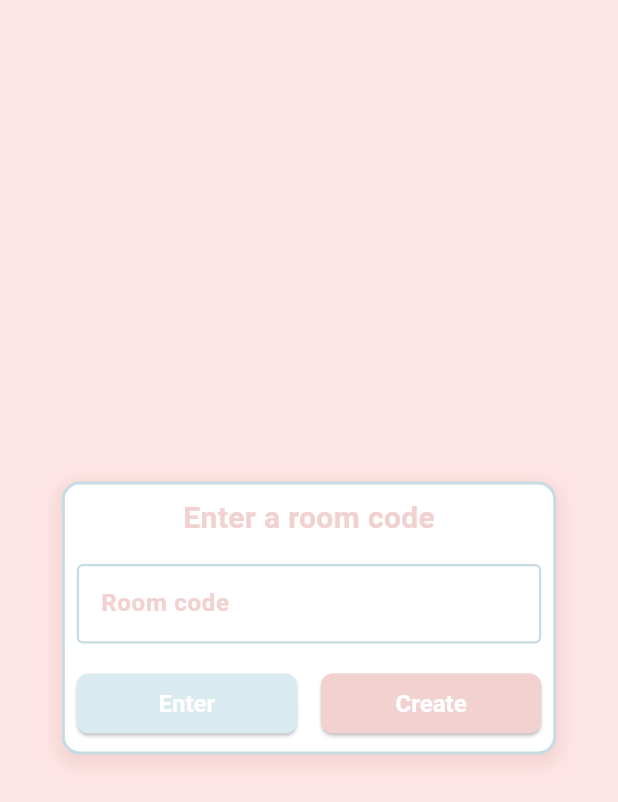
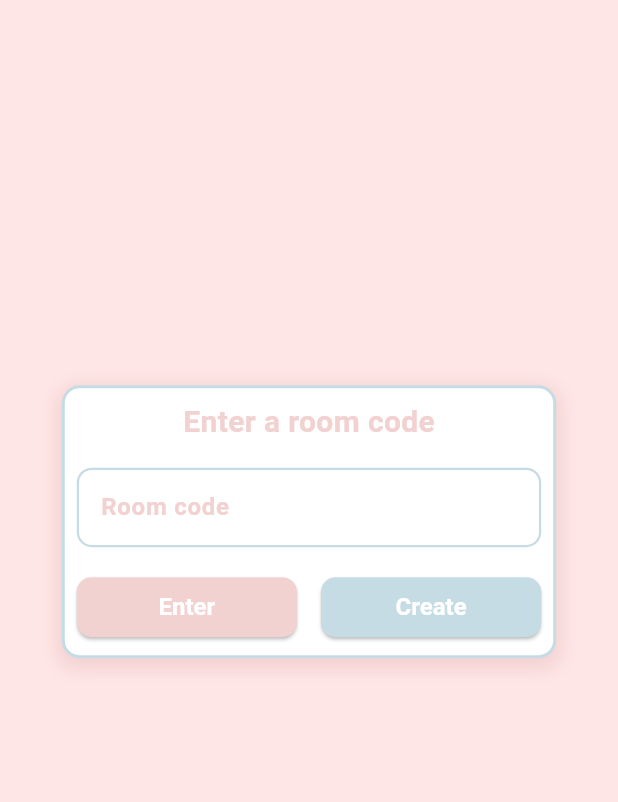
Before and after one commit to noctisbeta/shopping_list, a Flutter app: the screen it shows after launch, after a tap on "Enter", on a phone screen of 412 x 824 dp. Shown: the top 802 px of the screen. Run offline on Flutter 3.47's test engine with Material 3 defaults, Android fonts, the phone set to English and light mode, and no system bars; our stand-ins replace dio, go_router; network calls fail.

Commit message:
ui update

```diff
--- /dev/null
+++ b/lib/components/my_elevated_button.dart
@@ -0,0 +1,35 @@
+import 'package:flutter/material.dart';
+
+class MyElevatedButton extends StatelessWidget {
+  const MyElevatedButton({
+    required this.label,
+    required this.backgroundColor,
+    required this.onPressed,
+    super.key,
+  });
+
+  final String label;
+
+  final Color backgroundColor;
+
+  final void Function() onPressed;
+
+  @override
+  Widget build(BuildContext context) {
+    return ElevatedButton(
+      onPressed: onPressed,
+      style: ElevatedButton.styleFrom(
+        backgroundColor: backgroundColor,
+        foregroundColor: Colors.white,
+        textStyle: const TextStyle(
+          fontSize: 16,
+          fontWeight: FontWeight.bold,
+        ),
+        shape: RoundedRectangleBorder(
+          borderRadius: BorderRadius.circular(10),
+        ),
+      ),
+      child: Text(label),
+    );
+  }
+}
--- /dev/null
+++ b/lib/components/my_text_field.dart
@@ -0,0 +1,86 @@
+import 'package:flutter/material.dart';
+import 'package:shopping_list/constants/colors.dart';
+
+class MyTextField extends StatefulWidget {
+  const MyTextField({
+    required this.onChanged,
+    this.maxLength,
+    super.key,
+  });
+
+  final int? maxLength;
+
+  final void Function(String) onChanged;
+
+  @override
+  State<MyTextField> createState() => _MyTextFieldState();
+}
+
+class _MyTextFieldState extends State<MyTextField> {
+  String enteredText = '';
+
+  @override
+  Widget build(BuildContext context) {
+    return TextField(
+      onChanged: (String value) {
+        setState(() {
+          enteredText = value;
+        });
+        widget.onChanged(value);
+      },
+      maxLength: widget.maxLength,
+      maxLines: 1,
+      buildCounter: (
+        context, {
+        required currentLength,
+        required isFocused,
+        required int? maxLength,
+      }) =>
+          null,
+      style: const TextStyle(
+        fontSize: 14,
+        fontWeight: FontWeight.bold,
+        color: kQuaternaryColor,
+      ),
+      cursorColor: kQuaternaryColor,
+      decoration: InputDecoration(
+        suffix: switch (widget.maxLength) {
+          int() => Text(
+              '${enteredText.length}/${widget.maxLength}',
+              style: const TextStyle(
+                color: kSecondaryColor,
+                fontWeight: FontWeight.bold,
+              ),
+            ),
+          null => null,
+        },
+        focusColor: kPrimaryColor,
+        hoverColor: kPrimaryColor,
+        labelText: 'Room code',
+        labelStyle: const TextStyle(
+          color: kSecondaryColor,
+          fontWeight: FontWeight.bold,
+        ),
+        floatingLabelStyle: const TextStyle(
+          color: kQuaternaryColor,
+          decorationColor: kSecondaryColor,
+          fontWeight: FontWeight.bold,
+        ),
+        focusedBorder: OutlineInputBorder(
+          borderRadius: BorderRadius.circular(10),
+          borderSide: const BorderSide(
+            color: kSecondaryColor,
+            width: 1.5,
+          ),
+        ),
+        enabledBorder: OutlineInputBorder(
+          borderRadius: BorderRadius.circular(10),
+          borderSide: const BorderSide(
+            color: kQuaternaryColor,
+            width: 1.5,
+          ),
+        ),
+      ),
+    );
+  }
+}
--- a/lib/entry_view.dart
+++ b/lib/entry_view.dart
@@ -2,6 +2,8 @@ import 'dart:developer';
 
 import 'package:flutter/material.dart';
 import 'package:go_router/go_router.dart';
+import 'package:shopping_list/components/my_elevated_button.dart';
+import 'package:shopping_list/components/my_text_field.dart';
 import 'package:shopping_list/constants/colors.dart';
 import 'package:shopping_list/room_service.dart';
 
@@ -13,38 +15,54 @@ class EntryView extends StatefulWidget {
 }
 
 class _EntryViewState extends State<EntryView> {
-  String enterCode = '';
-  String createCode = '';
+  String code = '';
+  bool requestInProgress = false;
 
   Future<void> handleEnterRoom() async {
-    log('Entering room with access code: $enterCode');
+    log('Entering room with access code: $code');
 
     optimisticPush() {
-      context.go('/room/$enterCode');
+      context.go('/room/$code');
     }
 
-    final String? code = await RoomService.getRoomByCode(enterCode);
+    setState(() {
+      requestInProgress = true;
+    });
 
-    if (code != null) {
+    final String? resCode = await RoomService.getRoomByCode(code);
+
+    setState(() {
+      requestInProgress = false;
+    });
+
+    if (resCode != null) {
       optimisticPush();
     } else {
-      log('Room with access code $enterCode does not exist');
+      log('Room with access code $code does not exist');
     }
   }
 
   Future<void> handleCreateRoom() async {
-    log('Creating room with access code: $createCode');
+    log('Creating room with access code: $code');
 
     optimisticPush() {
-      context.go('/room/$createCode');
+      context.go('/room/$code');
     }
 
-    final String? code = await RoomService.createRoom(createCode);
+    setState(() {
+      requestInProgress = true;
+    });
 
-    if (code != null) {
+    final String? resCode = await RoomService.createRoom(code);
+
+    setState(() {
+      requestInProgress = false;
+    });
+
+    if (resCode != null) {
       optimisticPush();
     } else {
-      log('Room with access code $enterCode already exists');
+      log('Room with access code $code already exists');
     }
   }
 
@@ -52,14 +70,14 @@ class _EntryViewState extends State<EntryView> {
   Widget build(BuildContext context) {
     return Scaffold(
       backgroundColor: kPrimaryColor,
-      body: Center(
+      body: Align(
+        alignment: Alignment.center.add(const Alignment(0, -0.2)),
         child: Container(
           width: MediaQuery.of(context).size.width * 0.8,
           padding: const EdgeInsets.all(8),
           decoration: BoxDecoration(
             boxShadow: const [
               BoxShadow(
-                // color: Colors.black12,
                 color: kSecondaryColor,
                 blurRadius: 10,
                 spreadRadius: 3,
@@ -75,7 +93,6 @@ class _EntryViewState extends State<EntryView> {
           ),
           child: Column(
             mainAxisSize: MainAxisSize.min,
-            // crossAxisAlignment: CrossAxisAlignment.start,
             children: [
               const Text(
                 'Enter a room code',
@@ -86,78 +103,50 @@ class _EntryViewState extends State<EntryView> {
                 ),
               ),
               const SizedBox(height: 16),
-              const TextField(
-                style: TextStyle(
-                  fontSize: 14,
-                ),
-                decoration: InputDecoration(
-                  border: OutlineInputBorder(),
-                  focusColor: kPrimaryColor,
-                  hoverColor: kPrimaryColor,
-                  labelText: 'Room code',
-                  labelStyle: TextStyle(
-                    color: kSecondaryColor,
-                    fontWeight: FontWeight.bold,
-                  ),
-                  floatingLabelStyle: TextStyle(
-                    color: kQuaternaryColor,
-                    decorationColor: kSecondaryColor,
-                    fontWeight: FontWeight.bold,
-                  ),
-                  focusedBorder: OutlineInputBorder(
-                    borderSide: BorderSide(
-                      color: kSecondaryColor,
-                      width: 1.5,
-                    ),
-                  ),
-                  enabledBorder: OutlineInputBorder(
-                    borderSide: BorderSide(
-                      color: kQuaternaryColor,
-                      width: 1.5,
-                    ),
-                  ),
+              IgnorePointer(
+                ignoring: requestInProgress,
+                child: MyTextField(
+                  maxLength: 25,
+                  onChanged: (value) {
+                    setState(() {
+                      code = value;
+                    });
+                  },
                 ),
               ),
               const SizedBox(height: 16),
-              Row(
-                children: [
-                  Expanded(
-                    child: ElevatedButton(
-                      onPressed: () {},
-                      style: ElevatedButton.styleFrom(
-                        backgroundColor: kTernaryColor,
-                        foregroundColor: Colors.white,
-                        textStyle: const TextStyle(
-                          fontSize: 16,
-                          fontWeight: FontWeight.bold,
-                        ),
-                        shape: RoundedRectangleBorder(
-                          borderRadius: BorderRadius.circular(8),
+              switch (requestInProgress) {
+                true => const Stack(
+                    children: [
+                      CircularProgressIndicator(
+                        color: kQuaternaryColor,
+                        strokeWidth: 8,
+                      ),
+                      CircularProgressIndicator(
+                        color: kPrimaryColor,
+                      ),
+                    ],
+                  ),
+                false => Row(
+                    children: [
+                      Expanded(
+                        child: MyElevatedButton(
+                          label: 'Enter',
+                          backgroundColor: kSecondaryColor,
+                          onPressed: handleEnterRoom,
                         ),
                       ),
-                      child: const Text('Enter'),
-                    ),
-                  ),
-                  const SizedBox(width: 16),
-                  Expanded(
-                    child: ElevatedButton(
-                      onPressed: () {},
-                      style: ElevatedButton.styleFrom(
-                        backgroundColor: kSecondaryColor,
-                        foregroundColor: Colors.white,
-                        textStyle: const TextStyle(
-                          fontSize: 16,
-                          fontWeight: FontWeight.bold,
-                        ),
-                        shape: RoundedRectangleBorder(
-                          borderRadius: BorderRadius.circular(8),
+                      const SizedBox(width: 16),
+                      Expanded(
+                        child: MyElevatedButton(
+                          label: 'Create',
+                          backgroundColor: kQuaternaryColor,
+                          onPressed: handleCreateRoom,
                         ),
                       ),
-                      child: const Text('Create'),
-                    ),
+                    ],
                   ),
-                ],
-              ),
+              },
             ],
           ),
         ),
```
